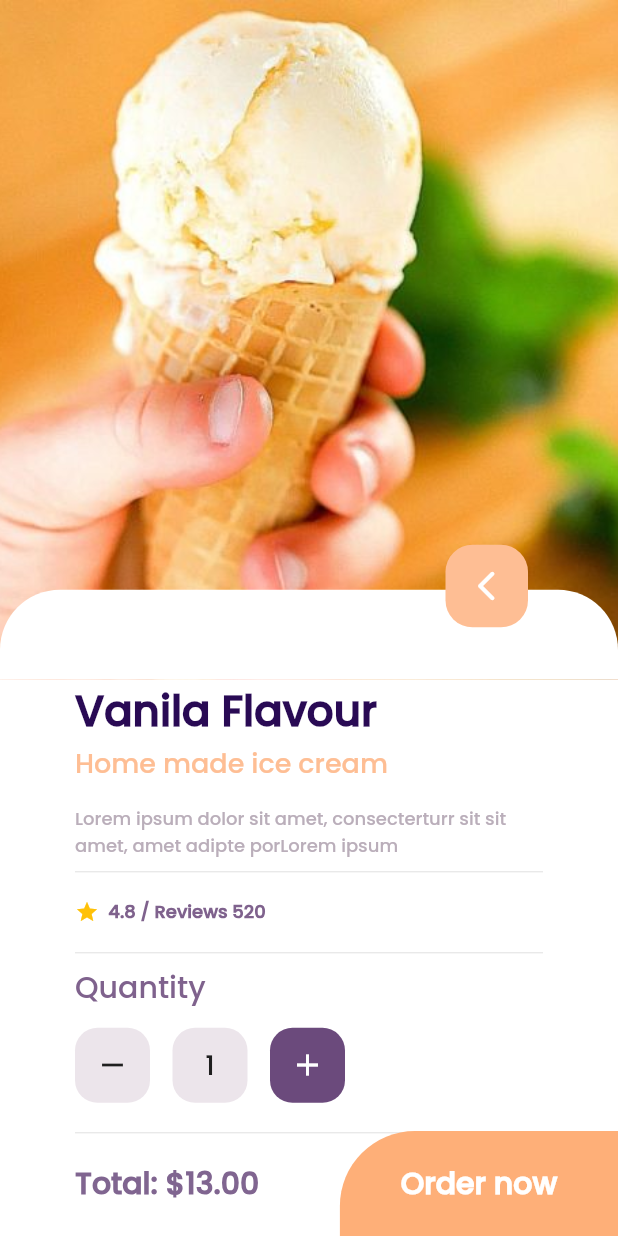
After one commit to saulecch/icecream_store, a Flutter app: the screen it shows after launch, after a tap on "Vanila", on a phone screen of 412 x 824 dp. The commit adds this screen. Run offline on Flutter 3.47's test engine with Material 2 defaults, Android fonts, the phone set to English and light mode, and no system bars.

Commit message:
DetailScreen - Parte 2

```diff
--- a/lib/data/data.dart
+++ b/lib/data/data.dart
@@ -1,19 +1,9 @@
-var carrousellPrincipal = [
-  {
-    'image': 'assets/images/vanilla.jpg',
-    'name': 'Vanila',
-    'price': '\$13.00',
-  },
-  {
-    'image': 'assets/images/strawberry.jpeg',
-    'name': 'strawbarry',
-    'price': '\$16.00'
-  },
-  {
-    'image': 'assets/images/coffee.jpeg',
-    'name': 'Coffee',
-    'price': '\$12.00',
-  },
+import 'models.dart';
+
+var carrousellPrincipal = const [
+  IceCream('Vanila', '\$13.00', 'assets/images/vanilla.jpg'),
+  IceCream('strawbarry', '\$16.00', 'assets/images/strawberry.jpeg'),
+  IceCream('Coffee', '\$12.00', 'assets/images/coffee.jpeg'),
 ];
 
 var gridPopular = [
--- /dev/null
+++ b/lib/data/models.dart
@@ -0,0 +1,11 @@
+class IceCream {
+  final String name;
+  final String price;
+  final String image;
+
+  const IceCream(
+    this.name,
+    this.price,
+    this.image,
+  );
+}
--- /dev/null
+++ b/lib/screens/detail.dart
@@ -0,0 +1,328 @@
+import 'package:flutter/material.dart';
+import 'package:icecream_store/data/models.dart';
+
+int _counter = 1;
+String total = '';
+
+class DetailScreen extends StatefulWidget {
+  const DetailScreen({Key? key, required this.helado}) : super(key: key);
+
+  final IceCream helado;
+
+  @override
+  State<DetailScreen> createState() => _DetailScreenState();
+}
+
+class _DetailScreenState extends State<DetailScreen> {
+  @override
+  void initState() {
+    _counter = 1;
+    total = (double.parse(widget.helado.price.split('\$')[1]) * _counter)
+        .toStringAsFixed(2);
+    super.initState();
+  }
+
+  void removeIceCream() {
+    setState(() {
+      if (_counter > 1) _counter--;
+
+      total = (double.parse(widget.helado.price.split('\$')[1]) * _counter)
+          .toStringAsFixed(2);
+    });
+  }
+
+  void addIceCream() {
+    setState(() {
+      _counter++;
+
+      total = (double.parse(widget.helado.price.split('\$')[1]) * _counter)
+          .toStringAsFixed(2);
+    });
+  }
+
+  @override
+  Widget build(BuildContext context) {
+    return Scaffold(
+      body: Column(
+        children: [
+          ImageArea(
+            helado: widget.helado,
+          ),
+          Stack(
+            children: [
+              Container(
+                height: MediaQuery.of(context).size.height * 0.45,
+                width: MediaQuery.of(context).size.width,
+                color: Colors.white,
+                child: Padding(
+                  padding: const EdgeInsets.symmetric(horizontal: 50.0),
+                  child: Column(
+                    crossAxisAlignment: CrossAxisAlignment.start,
+                    children: [
+                      Text(
+                        '${widget.helado.name} Flavour',
+                        style: const TextStyle(
+                          color: Color(0xFF290a54),
+                          fontSize: 28,
+                          fontWeight: FontWeight.bold,
+                        ),
+                      ),
+                      const Text(
+                        'Home made ice cream',
+                        style: TextStyle(
+                          color: Color(0xFFfebe94),
+                          fontSize: 18,
+                        ),
+                      ),
+                      const SizedBox(height: 15),
+                      const Text(
+                        'Lorem ipsum dolor sit amet, consecterturr sit sit amet, amet adipte porLorem ipsum',
+                        style: TextStyle(
+                          color: Color(0xFFbaaeba),
+                          fontSize: 12,
+                        ),
+                      ),
+                      const Divider(),
+                      Padding(
+                        padding: const EdgeInsets.symmetric(vertical: 10.0),
+                        child: Row(
+                          children: const [
+                            Icon(
+                              Icons.star,
+                              color: Colors.amber,
+                              size: 16,
+                            ),
+                            Text(
+                              '  4.8 / Reviews 520',
+                              style: TextStyle(
+                                  color: Color(0xFF7f628d),
+                                  fontSize: 12,
+                                  fontWeight: FontWeight.bold),
+                            ),
+                          ],
+                        ),
+                      ),
+                      const Divider(),
+                      const Text(
+                        'Quantity',
+                        style: TextStyle(
+                          color: Color(0xFF7f628d),
+                          fontSize: 20,
+                        ),
+                      ),
+                      const SizedBox(height: 12),
+                      QuantityCounter(
+                        decrement: removeIceCream,
+                        increment: addIceCream,
+                      ),
+                      const SizedBox(height: 12),
+                      const Divider(),
+                    ],
+                  ),
+                ),
+              ),
+              TotalDisplay(
+                total: total,
+              ),
+              const OrderButton(),
+            ],
+          ),
+        ],
+      ),
+    );
+  }
+}
+
+class OrderButton extends StatelessWidget {
+  const OrderButton({Key? key}) : super(key: key);
+
+  @override
+  Widget build(BuildContext context) {
+    return Positioned(
+      bottom: 0,
+      right: 0,
+      child: Container(
+        height: 70,
+        width: MediaQuery.of(context).size.width * 0.45,
+        decoration: const BoxDecoration(
+          color: Color(0xFFfeaf78),
+          borderRadius: BorderRadius.only(
+            topLeft: Radius.circular(50),
+          ),
+        ),
+        child: const Center(
+          child: Text(
+            'Order now',
+            style: TextStyle(
+              color: Colors.white,
+              fontWeight: FontWeight.bold,
+              fontSize: 20,
+            ),
+          ),
+        ),
+      ),
+    );
+  }
+}
+
+class TotalDisplay extends StatefulWidget {
+  const TotalDisplay({
+    Key? key,
+    required this.total,
+  }) : super(key: key);
+
+  final String total;
+
+  @override
+  State<TotalDisplay> createState() => _TotalDisplayState();
+}
+
+class _TotalDisplayState extends State<TotalDisplay> {
+  @override
+  Widget build(BuildContext context) {
+    return Positioned(
+      bottom: 20,
+      left: 50,
+      child: Text(
+        'Total: \$${widget.total}',
+        style: const TextStyle(
+          color: Color(0xff806590),
+          fontWeight: FontWeight.bold,
+          fontSize: 20,
+        ),
+      ),
+    );
+  }
+}
+
+class QuantityCounter extends StatefulWidget {
+  const QuantityCounter({
+    Key? key,
+    required this.decrement,
+    required this.increment,
+  }) : super(key: key);
+
+  final Function decrement;
+  final Function increment;
+
+  @override
+  State<QuantityCounter> createState() => _QuantityCounterState();
+}
+
+class _QuantityCounterState extends State<QuantityCounter> {
+  @override
+  Widget build(BuildContext context) {
+    return Row(
+      children: [
+        Container(
+          height: 50,
+          width: 50,
+          decoration: const BoxDecoration(
+            color: Color(0xFFece5eb),
+            borderRadius: BorderRadius.all(
+              Radius.circular(15),
+            ),
+          ),
+          child: IconButton(
+            onPressed: () => widget.decrement(),
+            icon: const Icon(Icons.remove),
+          ),
+        ),
+        const SizedBox(width: 15),
+        Container(
+          height: 50,
+          width: 50,
+          decoration: const BoxDecoration(
+            color: Color(0xFFece5eb),
+            borderRadius: BorderRadius.all(
+              Radius.circular(15),
+            ),
+          ),
+          child: Center(
+            child: Text(
+              _counter.toString(),
+              style: const TextStyle(
+                fontSize: 18,
+              ),
+            ),
+          ),
+        ),
+        const SizedBox(width: 15),
+        Container(
+          height: 50,
+          width: 50,
+          decoration: const BoxDecoration(
+            color: Color(0xFF6b4a7c),
+            borderRadius: BorderRadius.all(
+              Radius.circular(15),
+            ),
+          ),
+          child: IconButton(
+            onPressed: () => widget.increment(),
+            icon: const Icon(
+              Icons.add,
+              color: Colors.white,
+            ),
+          ),
+        ),
+      ],
+    );
+  }
+}
+
+class ImageArea extends StatelessWidget {
+  const ImageArea({Key? key, required this.helado}) : super(key: key);
+
+  final IceCream helado;
+  @override
+  Widget build(BuildContext context) {
+    return Stack(
+      children: [
+        Container(
+          height: MediaQuery.of(context).size.height * 0.55,
+          decoration: BoxDecoration(
+            image: DecorationImage(
+              image: AssetImage(helado.image),
+              fit: BoxFit.cover,
+            ),
+          ),
+        ),
+        Positioned(
+          bottom: 0,
+          child: Container(
+            height: 60,
+            width: MediaQuery.of(context).size.width,
+            decoration: const BoxDecoration(
+              borderRadius: BorderRadius.only(
+                topLeft: Radius.circular(40),
+                topRight: Radius.circular(40),
+              ),
+              color: Colors.white,
+            ),
+          ),
+        ),
+        Positioned(
+          bottom: 35,
+          right: 60,
+          child: Container(
+            height: 55,
+            width: 55,
+            decoration: const BoxDecoration(
+              borderRadius: BorderRadius.all(
+                Radius.circular(18),
+              ),
+              color: Color(0XFFfebe94),
+            ),
+            child: IconButton(
+              color: Colors.white,
+              icon: const Icon(Icons.arrow_back_ios_rounded),
+              onPressed: () {
+                Navigator.of(context).pop();
+              },
+            ),
+          ),
+        ),
+      ],
+    );
+  }
+}
--- a/lib/screens/home.dart
+++ b/lib/screens/home.dart
@@ -1,4 +1,5 @@
 import 'package:flutter/material.dart';
+import 'package:icecream_store/screens/detail.dart';
 import '../data/data.dart';
 
 class HomeScreen extends StatelessWidget {
@@ -179,10 +180,21 @@ class FeaturedListView extends StatelessWidget {
         ),
         scrollDirection: Axis.horizontal,
         itemBuilder: (BuildContext context, int index) {
-          return Card(
-            image: carrousellPrincipal[index].values.elementAt(0).toString(),
-            name: carrousellPrincipal[index].values.elementAt(1).toString(),
-            price: carrousellPrincipal[index].values.elementAt(2).toString(),
+          return GestureDetector(
+            child: Card(
+              image: carrousellPrincipal[index].image,
+              name: carrousellPrincipal[index].name,
+              price: carrousellPrincipal[index].price,
+            ),
+            onTap: () {
+              Navigator.of(context).push(
+                MaterialPageRoute(
+                  builder: (context) => DetailScreen(
+                    helado: carrousellPrincipal[index],
+                  ),
+                ),
+              );
+            },
           );
         },
         separatorBuilder: (context, index) => const SizedBox(
```
